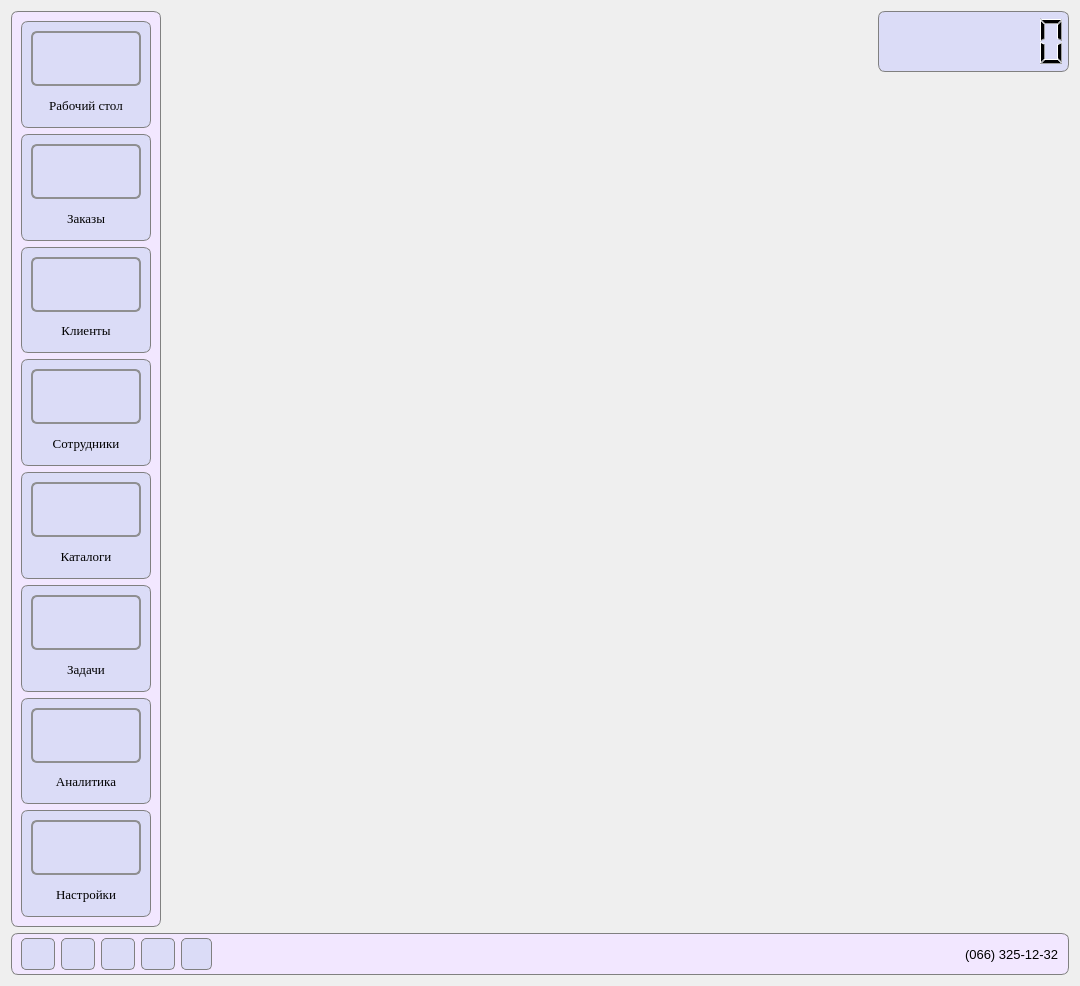
Above: StartWindow.ui from FediiBohdan/TechService before the change. Below: the same form after it.
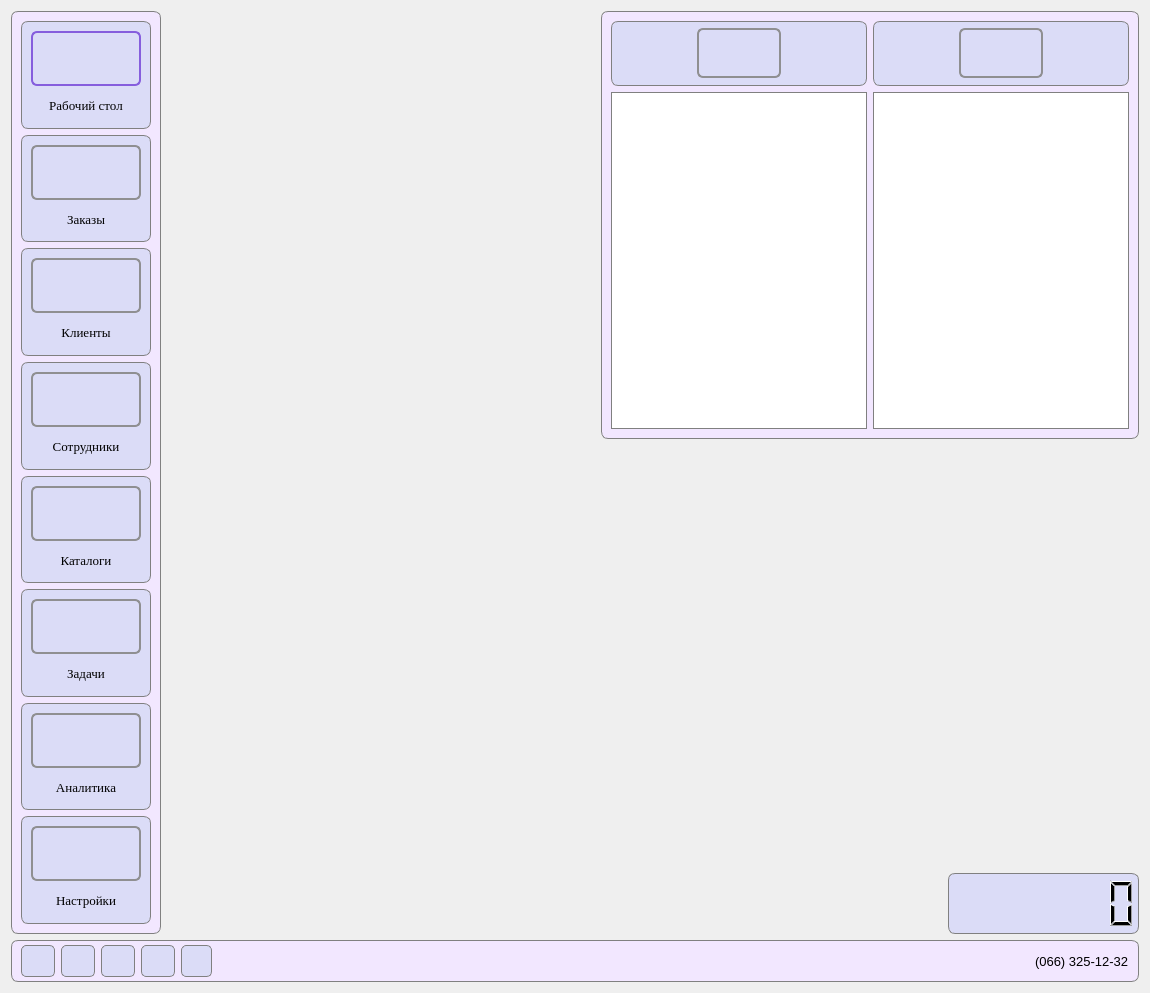
That is the form after the change. Icons and pictures are not drawn.

Commit message: task list moved to startWindow as fast access version

```diff
--- a/StartWindow.ui
+++ b/StartWindow.ui
@@ -6,8 +6,8 @@
    <rect>
     <x>0</x>
     <y>0</y>
-    <width>1080</width>
-    <height>986</height>
+    <width>1150</width>
+    <height>993</height>
    </rect>
   </property>
   <property name="windowTitle">
@@ -17,339 +17,8 @@
    <iconset resource="images.qrc">
     <normaloff>:/images/autoService-logo.png</normaloff>:/images/autoService-logo.png</iconset>
   </property>
-  <layout class="QGridLayout" name="gridLayout_12">
-   <item row="2" column="0" colspan="3">
-    <widget class="QFrame" name="frame_9">
-     <property name="styleSheet">
-      <string notr="true">QFrame {
-	background-color: #f2e7ff;
-	border: 1px solid grey;
-	border-radius: 7px;
-}</string>
-     </property>
-     <property name="frameShape">
-      <enum>QFrame::StyledPanel</enum>
-     </property>
-     <property name="frameShadow">
-      <enum>QFrame::Raised</enum>
-     </property>
-     <layout class="QGridLayout" name="gridLayout_10">
-      <property name="topMargin">
-       <number>4</number>
-      </property>
-      <property name="bottomMargin">
-       <number>4</number>
-      </property>
-      <property name="verticalSpacing">
-       <number>0</number>
-      </property>
-      <item row="0" column="2">
-       <widget class="QLabel" name="contactLabel">
-        <property name="font">
-         <font>
-          <pointsize>10</pointsize>
-         </font>
-        </property>
-        <property name="styleSheet">
-         <string notr="true">*{
-	background-color: transparent;
-	border: none;
-}</string>
-        </property>
-        <property name="text">
-         <string>(066) 325-12-32</string>
-        </property>
-       </widget>
-      </item>
-      <item row="0" column="0">
-       <layout class="QGridLayout" name="gridLayout_9">
-        <property name="leftMargin">
-         <number>0</number>
-        </property>
-        <property name="horizontalSpacing">
-         <number>6</number>
-        </property>
-        <item row="0" column="0">
-         <widget class="QPushButton" name="telegramButton">
-          <property name="minimumSize">
-           <size>
-            <width>31</width>
-            <height>32</height>
-           </size>
-          </property>
-          <property name="toolTip">
-           <string>Перейти в Telegram</string>
-          </property>
-          <property name="styleSheet">
-           <string notr="true">QPushButton {
-	background-color: #dbdcf7;
-	border: 1px solid grey;
-	border-radius: 5px;
-}
-
-QPushButton:hover {
-	background-color: #bebfd6;
-	border: 1px solid #86868a;
-}</string>
-          </property>
-          <property name="text">
-           <string/>
-          </property>
-          <property name="icon">
-           <iconset resource="images.qrc">
-            <normaloff>:/images/telegramLogo.png</normaloff>:/images/telegramLogo.png</iconset>
-          </property>
-          <property name="iconSize">
-           <size>
-            <width>25</width>
-            <height>25</height>
-           </size>
-          </property>
-         </widget>
-        </item>
-        <item row="0" column="1">
-         <widget class="QPushButton" name="instagramButton">
-          <property name="minimumSize">
-           <size>
-            <width>31</width>
-            <height>32</height>
-           </size>
-          </property>
-          <property name="toolTip">
-           <string>Перейти в Instagram</string>
-          </property>
-          <property name="styleSheet">
-           <string notr="true">QPushButton {
-	background-color: #dbdcf7;
-	border: 1px solid grey;
-	border-radius: 5px;
-}
-
-QPushButton:hover {
-	background-color: #bebfd6;
-	border: 1px solid #86868a;
-}
-
-</string>
-          </property>
-          <property name="text">
-           <string/>
-          </property>
-          <property name="icon">
-           <iconset resource="images.qrc">
-            <normaloff>:/images/instagramLogo.png</normaloff>:/images/instagramLogo.png</iconset>
-          </property>
-          <property name="iconSize">
-           <size>
-            <width>25</width>
-            <height>25</height>
-           </size>
-          </property>
-         </widget>
-        </item>
-        <item row="0" column="2">
-         <widget class="QPushButton" name="facebookButton">
-          <property name="minimumSize">
-           <size>
-            <width>31</width>
-            <height>32</height>
-           </size>
-          </property>
-          <property name="toolTip">
-           <string>Перейти в Facebook</string>
-          </property>
-          <property name="styleSheet">
-           <string notr="true">QPushButton {
-	background-color: #dbdcf7;
-	border: 1px solid grey;
-	border-radius: 5px;
-}
-
-QPushButton:hover {
-	background-color: #bebfd6;
-	border: 1px solid #86868a;
-}
-</string>
-          </property>
-          <property name="text">
-           <string/>
-          </property>
-          <property name="icon">
-           <iconset resource="images.qrc">
-            <normaloff>:/images/facebookLogo.png</normaloff>:/images/facebookLogo.png</iconset>
-          </property>
-          <property name="iconSize">
-           <size>
-            <width>25</width>
-            <height>25</height>
-           </size>
-          </property>
-         </widget>
-        </item>
-        <item row="0" column="3">
-         <widget class="QPushButton" name="viberButton">
-          <property name="minimumSize">
-           <size>
-            <width>31</width>
-            <height>32</height>
-           </size>
-          </property>
-          <property name="toolTip">
-           <string>Перейти в Viber</string>
-          </property>
-          <property name="styleSheet">
-           <string notr="true">QPushButton {
-	background-color: #dbdcf7;
-	border: 1px solid grey;
-	border-radius: 5px;
-}
-
-QPushButton:hover {
-	background-color: #bebfd6;
-	border: 1px solid #86868a;
-}</string>
-          </property>
-          <property name="text">
-           <string/>
-          </property>
-          <property name="icon">
-           <iconset resource="images.qrc">
-            <normaloff>:/images/viberLogo.png</normaloff>:/images/viberLogo.png</iconset>
-          </property>
-          <property name="iconSize">
-           <size>
-            <width>28</width>
-            <height>28</height>
-           </size>
-          </property>
-         </widget>
-        </item>
-        <item row="0" column="4">
-         <widget class="QPushButton" name="youtubeButton">
-          <property name="minimumSize">
-           <size>
-            <width>31</width>
-            <height>32</height>
-           </size>
-          </property>
-          <property name="maximumSize">
-           <size>
-            <width>31</width>
-            <height>32</height>
-           </size>
-          </property>
-          <property name="toolTip">
-           <string>Перейти в YouTube</string>
-          </property>
-          <property name="styleSheet">
-           <string notr="true">QPushButton {
-	background-color: #dbdcf7;
-	border: 1px solid grey;
-	border-radius: 5px;
-}
-
-QPushButton:hover {
-	background-color: #bebfd6;
-	border: 1px solid #86868a;
-}
-
-</string>
-          </property>
-          <property name="text">
-           <string/>
-          </property>
-          <property name="icon">
-           <iconset resource="images.qrc">
-            <normaloff>:/images/youtubeLogo.png</normaloff>:/images/youtubeLogo.png</iconset>
-          </property>
-          <property name="iconSize">
-           <size>
-            <width>33</width>
-            <height>33</height>
-           </size>
-          </property>
-         </widget>
-        </item>
-       </layout>
-      </item>
-      <item row="0" column="1">
-       <spacer name="horizontalSpacer">
-        <property name="orientation">
-         <enum>Qt::Horizontal</enum>
-        </property>
-        <property name="sizeHint" stdset="0">
-         <size>
-          <width>40</width>
-          <height>20</height>
-         </size>
-        </property>
-       </spacer>
-      </item>
-     </layout>
-    </widget>
-   </item>
-   <item row="1" column="2">
-    <spacer name="verticalSpacer">
-     <property name="orientation">
-      <enum>Qt::Vertical</enum>
-     </property>
-     <property name="sizeHint" stdset="0">
-      <size>
-       <width>20</width>
-       <height>40</height>
-      </size>
-     </property>
-    </spacer>
-   </item>
-   <item row="0" column="2">
-    <widget class="QLCDNumber" name="lcdNumber">
-     <property name="minimumSize">
-      <size>
-       <width>191</width>
-       <height>61</height>
-      </size>
-     </property>
-     <property name="toolTip">
-      <string>Таймер рабочего дня</string>
-     </property>
-     <property name="styleSheet">
-      <string notr="true">QLCDNumber {
-	background-color: #dbdcf7;
-	border: 1px solid gray;
-	border-radius: 7px;
-}</string>
-     </property>
-     <property name="frameShadow">
-      <enum>QFrame::Raised</enum>
-     </property>
-     <property name="smallDecimalPoint">
-      <bool>false</bool>
-     </property>
-     <property name="digitCount">
-      <number>7</number>
-     </property>
-     <property name="segmentStyle">
-      <enum>QLCDNumber::Filled</enum>
-     </property>
-     <property name="value" stdset="0">
-      <double>0.000000000000000</double>
-     </property>
-    </widget>
-   </item>
-   <item row="0" column="1">
-    <spacer name="horizontalSpacer_2">
-     <property name="orientation">
-      <enum>Qt::Horizontal</enum>
-     </property>
-     <property name="sizeHint" stdset="0">
-      <size>
-       <width>40</width>
-       <height>20</height>
-      </size>
-     </property>
-    </spacer>
-   </item>
-   <item row="0" column="0" rowspan="2">
+  <layout class="QGridLayout" name="gridLayout_16">
+   <item row="0" column="0">
     <widget class="QFrame" name="frame">
      <property name="styleSheet">
       <string notr="true">QFrame {
@@ -1275,6 +944,643 @@
      </layout>
     </widget>
    </item>
+   <item row="0" column="1">
+    <spacer name="horizontalSpacer_2">
+     <property name="orientation">
+      <enum>Qt::Horizontal</enum>
+     </property>
+     <property name="sizeHint" stdset="0">
+      <size>
+       <width>405</width>
+       <height>20</height>
+      </size>
+     </property>
+    </spacer>
+   </item>
+   <item row="0" column="2">
+    <layout class="QGridLayout" name="gridLayout_15">
+     <item row="2" column="1">
+      <widget class="QLCDNumber" name="lcdNumber">
+       <property name="minimumSize">
+        <size>
+         <width>191</width>
+         <height>61</height>
+        </size>
+       </property>
+       <property name="maximumSize">
+        <size>
+         <width>191</width>
+         <height>16777215</height>
+        </size>
+       </property>
+       <property name="toolTip">
+        <string>Таймер рабочего дня</string>
+       </property>
+       <property name="styleSheet">
+        <string notr="true">QLCDNumber {
+	background-color: #dbdcf7;
+	border: 1px solid gray;
+	border-radius: 7px;
+}</string>
+       </property>
+       <property name="frameShadow">
+        <enum>QFrame::Raised</enum>
+       </property>
+       <property name="smallDecimalPoint">
+        <bool>false</bool>
+       </property>
+       <property name="digitCount">
+        <number>7</number>
+       </property>
+       <property name="segmentStyle">
+        <enum>QLCDNumber::Filled</enum>
+       </property>
+       <property name="value" stdset="0">
+        <double>0.000000000000000</double>
+       </property>
+      </widget>
+     </item>
+     <item row="0" column="0" colspan="2">
+      <widget class="QFrame" name="frame_11">
+       <property name="styleSheet">
+        <string notr="true">QFrame {
+	background-color: #f2e7ff;
+	border: 1px solid grey;
+	border-radius: 7px;
+}</string>
+       </property>
+       <property name="frameShape">
+        <enum>QFrame::StyledPanel</enum>
+       </property>
+       <property name="frameShadow">
+        <enum>QFrame::Raised</enum>
+       </property>
+       <layout class="QGridLayout" name="gridLayout_14">
+        <item row="0" column="0">
+         <layout class="QVBoxLayout" name="verticalLayout_10">
+          <item>
+           <widget class="QFrame" name="frame_12">
+            <property name="minimumSize">
+             <size>
+              <width>0</width>
+              <height>65</height>
+             </size>
+            </property>
+            <property name="maximumSize">
+             <size>
+              <width>16777215</width>
+              <height>65</height>
+             </size>
+            </property>
+            <property name="styleSheet">
+             <string notr="true">QFrame {
+	background-color: #dbdcf7;
+	border: 1px solid grey;
+	border-radius: 7px;
+}</string>
+            </property>
+            <property name="frameShape">
+             <enum>QFrame::StyledPanel</enum>
+            </property>
+            <property name="frameShadow">
+             <enum>QFrame::Raised</enum>
+            </property>
+            <layout class="QGridLayout" name="gridLayout_12">
+             <property name="topMargin">
+              <number>6</number>
+             </property>
+             <property name="bottomMargin">
+              <number>11</number>
+             </property>
+             <property name="verticalSpacing">
+              <number>7</number>
+             </property>
+             <item row="0" column="3">
+              <spacer name="horizontalSpacer_6">
+               <property name="orientation">
+                <enum>Qt::Horizontal</enum>
+               </property>
+               <property name="sizeHint" stdset="0">
+                <size>
+                 <width>40</width>
+                 <height>20</height>
+                </size>
+               </property>
+              </spacer>
+             </item>
+             <item row="0" column="0">
+              <spacer name="horizontalSpacer_3">
+               <property name="orientation">
+                <enum>Qt::Horizontal</enum>
+               </property>
+               <property name="sizeHint" stdset="0">
+                <size>
+                 <width>40</width>
+                 <height>20</height>
+                </size>
+               </property>
+              </spacer>
+             </item>
+             <item row="0" column="2">
+              <widget class="QPushButton" name="addButton">
+               <property name="minimumSize">
+                <size>
+                 <width>75</width>
+                 <height>50</height>
+                </size>
+               </property>
+               <property name="maximumSize">
+                <size>
+                 <width>75</width>
+                 <height>16777215</height>
+                </size>
+               </property>
+               <property name="toolTip">
+                <string>Добавить задание</string>
+               </property>
+               <property name="styleSheet">
+                <string notr="true">QPushButton {
+    border: 2px solid #8f8f91;
+    border-radius: 6px;
+    background-color: qlineargradient(x1: 0, y1: 0, x2: 0, y2: 1,
+                                      stop: 0 #f6f7fa, stop: 1 #dadbde);
+    min-width: 80px;
+}
+
+QPushButton:pressed {
+        background-color: qlineargradient(x1: 0, y1: 0, x2: 0, y2: 1,
+                                      stop: 0 #dadbde, stop: 1 #f6f7fa);
+}
+
+QPushButton:flat {
+    border: none; /* no border for a flat push button */
+}
+
+QPushButton:default {
+    border-color: #865edd; /* make the default button prominent */
+}</string>
+               </property>
+               <property name="text">
+                <string/>
+               </property>
+               <property name="icon">
+                <iconset resource="images.qrc">
+                 <normaloff>:/images/add.png</normaloff>:/images/add.png</iconset>
+               </property>
+               <property name="iconSize">
+                <size>
+                 <width>35</width>
+                 <height>35</height>
+                </size>
+               </property>
+              </widget>
+             </item>
+            </layout>
+           </widget>
+          </item>
+          <item>
+           <widget class="QListView" name="notCompletedListView">
+            <property name="styleSheet">
+             <string notr="true">QListView {
+	background-color: none;
+	border: 1px solid grey;
+	border-radius: 0px;
+}</string>
+            </property>
+           </widget>
+          </item>
+         </layout>
+        </item>
+        <item row="0" column="1">
+         <layout class="QVBoxLayout" name="verticalLayout_11">
+          <item>
+           <widget class="QFrame" name="frame_13">
+            <property name="minimumSize">
+             <size>
+              <width>0</width>
+              <height>65</height>
+             </size>
+            </property>
+            <property name="maximumSize">
+             <size>
+              <width>16777215</width>
+              <height>65</height>
+             </size>
+            </property>
+            <property name="styleSheet">
+             <string notr="true">QFrame {
+	background-color: #dbdcf7;
+	border: 1px solid grey;
+	border-radius: 7px;
+}</string>
+            </property>
+            <property name="frameShape">
+             <enum>QFrame::StyledPanel</enum>
+            </property>
+            <property name="frameShadow">
+             <enum>QFrame::Raised</enum>
+            </property>
+            <layout class="QGridLayout" name="gridLayout_13">
+             <property name="topMargin">
+              <number>6</number>
+             </property>
+             <item row="0" column="0">
+              <spacer name="horizontalSpacer_5">
+               <property name="orientation">
+                <enum>Qt::Horizontal</enum>
+               </property>
+               <property name="sizeHint" stdset="0">
+                <size>
+                 <width>40</width>
+                 <height>20</height>
+                </size>
+               </property>
+              </spacer>
+             </item>
+             <item row="0" column="2">
+              <spacer name="horizontalSpacer_7">
+               <property name="orientation">
+                <enum>Qt::Horizontal</enum>
+               </property>
+               <property name="sizeHint" stdset="0">
+                <size>
+                 <width>40</width>
+                 <height>20</height>
+                </size>
+               </property>
+              </spacer>
+             </item>
+             <item row="0" column="1">
+              <widget class="QPushButton" name="removeButton">
+               <property name="minimumSize">
+                <size>
+                 <width>75</width>
+                 <height>50</height>
+                </size>
+               </property>
+               <property name="maximumSize">
+                <size>
+                 <width>75</width>
+                 <height>16777215</height>
+                </size>
+               </property>
+               <property name="toolTip">
+                <string>Удалить задание</string>
+               </property>
+               <property name="styleSheet">
+                <string notr="true">QPushButton {
+    border: 2px solid #8f8f91;
+    border-radius: 6px;
+    background-color: qlineargradient(x1: 0, y1: 0, x2: 0, y2: 1,
+                                      stop: 0 #f6f7fa, stop: 1 #dadbde);
+    min-width: 80px;
+}
+
+QPushButton:pressed {
+        background-color: qlineargradient(x1: 0, y1: 0, x2: 0, y2: 1,
+                                      stop: 0 #dadbde, stop: 1 #f6f7fa);
+}
+
+QPushButton:flat {
+    border: none; /* no border for a flat push button */
+}
+
+QPushButton:default {
+    border-color: #865edd; /* make the default button prominent */
+}</string>
+               </property>
+               <property name="text">
+                <string/>
+               </property>
+               <property name="icon">
+                <iconset resource="images.qrc">
+                 <normaloff>:/images/remove.png</normaloff>:/images/remove.png</iconset>
+               </property>
+               <property name="iconSize">
+                <size>
+                 <width>35</width>
+                 <height>35</height>
+                </size>
+               </property>
+              </widget>
+             </item>
+            </layout>
+           </widget>
+          </item>
+          <item>
+           <widget class="QListView" name="completedListView">
+            <property name="styleSheet">
+             <string notr="true">QListView {
+	background-color: none;
+	border: 1px solid grey;
+	border-radius: 0px;
+}</string>
+            </property>
+           </widget>
+          </item>
+         </layout>
+        </item>
+       </layout>
+      </widget>
+     </item>
+     <item row="2" column="0">
+      <spacer name="horizontalSpacer_4">
+       <property name="orientation">
+        <enum>Qt::Horizontal</enum>
+       </property>
+       <property name="sizeHint" stdset="0">
+        <size>
+         <width>40</width>
+         <height>20</height>
+        </size>
+       </property>
+      </spacer>
+     </item>
+     <item row="1" column="0" colspan="2">
+      <spacer name="verticalSpacer">
+       <property name="orientation">
+        <enum>Qt::Vertical</enum>
+       </property>
+       <property name="sizeHint" stdset="0">
+        <size>
+         <width>20</width>
+         <height>40</height>
+        </size>
+       </property>
+      </spacer>
+     </item>
+    </layout>
+   </item>
+   <item row="1" column="0" colspan="3">
+    <widget class="QFrame" name="frame_9">
+     <property name="styleSheet">
+      <string notr="true">QFrame {
+	background-color: #f2e7ff;
+	border: 1px solid grey;
+	border-radius: 7px;
+}</string>
+     </property>
+     <property name="frameShape">
+      <enum>QFrame::StyledPanel</enum>
+     </property>
+     <property name="frameShadow">
+      <enum>QFrame::Raised</enum>
+     </property>
+     <layout class="QGridLayout" name="gridLayout_10">
+      <property name="topMargin">
+       <number>4</number>
+      </property>
+      <property name="bottomMargin">
+       <number>4</number>
+      </property>
+      <property name="verticalSpacing">
+       <number>0</number>
+      </property>
+      <item row="1" column="0">
+       <layout class="QGridLayout" name="gridLayout_9">
+        <property name="leftMargin">
+         <number>0</number>
+        </property>
+        <property name="horizontalSpacing">
+         <number>6</number>
+        </property>
+        <item row="0" column="0">
+         <widget class="QPushButton" name="telegramButton">
+          <property name="minimumSize">
+           <size>
+            <width>31</width>
+            <height>32</height>
+           </size>
+          </property>
+          <property name="toolTip">
+           <string>Перейти в Telegram</string>
+          </property>
+          <property name="styleSheet">
+           <string notr="true">QPushButton {
+	background-color: #dbdcf7;
+	border: 1px solid grey;
+	border-radius: 5px;
+}
+
+QPushButton:hover {
+	background-color: #bebfd6;
+	border: 1px solid #86868a;
+}</string>
+          </property>
+          <property name="text">
+           <string/>
+          </property>
+          <property name="icon">
+           <iconset resource="images.qrc">
+            <normaloff>:/images/telegramLogo.png</normaloff>:/images/telegramLogo.png</iconset>
+          </property>
+          <property name="iconSize">
+           <size>
+            <width>25</width>
+            <height>25</height>
+           </size>
+          </property>
+         </widget>
+        </item>
+        <item row="0" column="1">
+         <widget class="QPushButton" name="instagramButton">
+          <property name="minimumSize">
+           <size>
+            <width>31</width>
+            <height>32</height>
+           </size>
+          </property>
+          <property name="toolTip">
+           <string>Перейти в Instagram</string>
+          </property>
+          <property name="styleSheet">
+           <string notr="true">QPushButton {
+	background-color: #dbdcf7;
+	border: 1px solid grey;
+	border-radius: 5px;
+}
+
+QPushButton:hover {
+	background-color: #bebfd6;
+	border: 1px solid #86868a;
+}
+
+</string>
+          </property>
+          <property name="text">
+           <string/>
+          </property>
+          <property name="icon">
+           <iconset resource="images.qrc">
+            <normaloff>:/images/instagramLogo.png</normaloff>:/images/instagramLogo.png</iconset>
+          </property>
+          <property name="iconSize">
+           <size>
+            <width>25</width>
+            <height>25</height>
+           </size>
+          </property>
+         </widget>
+        </item>
+        <item row="0" column="2">
+         <widget class="QPushButton" name="facebookButton">
+          <property name="minimumSize">
+           <size>
+            <width>31</width>
+            <height>32</height>
+           </size>
+          </property>
+          <property name="toolTip">
+           <string>Перейти в Facebook</string>
+          </property>
+          <property name="styleSheet">
+           <string notr="true">QPushButton {
+	background-color: #dbdcf7;
+	border: 1px solid grey;
+	border-radius: 5px;
+}
+
+QPushButton:hover {
+	background-color: #bebfd6;
+	border: 1px solid #86868a;
+}
+</string>
+          </property>
+          <property name="text">
+           <string/>
+          </property>
+          <property name="icon">
+           <iconset resource="images.qrc">
+            <normaloff>:/images/facebookLogo.png</normaloff>:/images/facebookLogo.png</iconset>
+          </property>
+          <property name="iconSize">
+           <size>
+            <width>25</width>
+            <height>25</height>
+           </size>
+          </property>
+         </widget>
+        </item>
+        <item row="0" column="3">
+         <widget class="QPushButton" name="viberButton">
+          <property name="minimumSize">
+           <size>
+            <width>31</width>
+            <height>32</height>
+           </size>
+          </property>
+          <property name="toolTip">
+           <string>Перейти в Viber</string>
+          </property>
+          <property name="styleSheet">
+           <string notr="true">QPushButton {
+	background-color: #dbdcf7;
+	border: 1px solid grey;
+	border-radius: 5px;
+}
+
+QPushButton:hover {
+	background-color: #bebfd6;
+	border: 1px solid #86868a;
+}</string>
+          </property>
+          <property name="text">
+           <string/>
+          </property>
+          <property name="icon">
+           <iconset resource="images.qrc">
+            <normaloff>:/images/viberLogo.png</normaloff>:/images/viberLogo.png</iconset>
+          </property>
+          <property name="iconSize">
+           <size>
+            <width>28</width>
+            <height>28</height>
+           </size>
+          </property>
+         </widget>
+        </item>
+        <item row="0" column="4">
+         <widget class="QPushButton" name="youtubeButton">
+          <property name="minimumSize">
+           <size>
+            <width>31</width>
+            <height>32</height>
+           </size>
+          </property>
+          <property name="maximumSize">
+           <size>
+            <width>31</width>
+            <height>32</height>
+           </size>
+          </property>
+          <property name="toolTip">
+           <string>Перейти в YouTube</string>
+          </property>
+          <property name="styleSheet">
+           <string notr="true">QPushButton {
+	background-color: #dbdcf7;
+	border: 1px solid grey;
+	border-radius: 5px;
+}
+
+QPushButton:hover {
+	background-color: #bebfd6;
+	border: 1px solid #86868a;
+}
+
+</string>
+          </property>
+          <property name="text">
+           <string/>
+          </property>
+          <property name="icon">
+           <iconset resource="images.qrc">
+            <normaloff>:/images/youtubeLogo.png</normaloff>:/images/youtubeLogo.png</iconset>
+          </property>
+          <property name="iconSize">
+           <size>
+            <width>33</width>
+            <height>33</height>
+           </size>
+          </property>
+         </widget>
+        </item>
+       </layout>
+      </item>
+      <item row="1" column="1">
+       <spacer name="horizontalSpacer">
+        <property name="orientation">
+         <enum>Qt::Horizontal</enum>
+        </property>
+        <property name="sizeHint" stdset="0">
+         <size>
+          <width>40</width>
+          <height>20</height>
+         </size>
+        </property>
+       </spacer>
+      </item>
+      <item row="1" column="2">
+       <widget class="QLabel" name="contactLabel">
+        <property name="font">
+         <font>
+          <pointsize>10</pointsize>
+         </font>
+        </property>
+        <property name="styleSheet">
+         <string notr="true">*{
+	background-color: transparent;
+	border: none;
+}</string>
+        </property>
+        <property name="text">
+         <string>(066) 325-12-32</string>
+        </property>
+       </widget>
+      </item>
+     </layout>
+    </widget>
+   </item>
   </layout>
  </widget>
  <tabstops>
```
Left out of the diff: 12 changed lines with no effect on the pictures. The commit also changes 6 other files.
